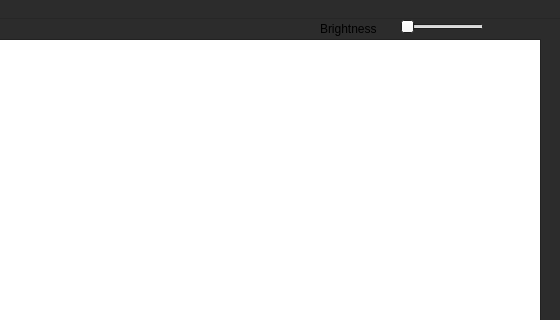
This is mainwindow.ui in CarlMansfield/ImageStacker as Qt 5 draws it before an edit; both pictures show x 520 to 1080 and y 0 to 320 of the 1080 by 720 pixel window. The edited form follows.
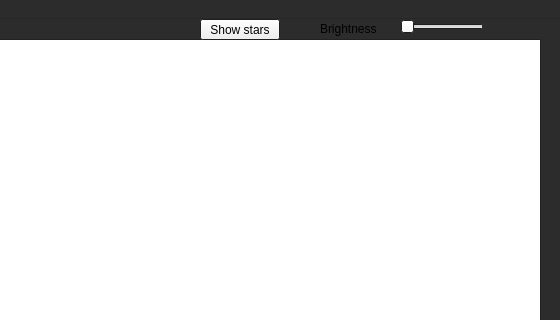
This is the edited form.

Commit message: Work on star thresholding and detecting stars

The edit to the form file:
```diff
--- a/mainwindow.ui
+++ b/mainwindow.ui
@@ -753,6 +753,19 @@
      <string>Brightness</string>
     </property>
    </widget>
+   <widget class="QPushButton" name="pushButton_6">
+    <property name="geometry">
+     <rect>
+      <x>720</x>
+      <y>0</y>
+      <width>80</width>
+      <height>21</height>
+     </rect>
+    </property>
+    <property name="text">
+     <string>Show stars</string>
+    </property>
+   </widget>
    <zorder>graphicsView_2</zorder>
    <zorder>tabWidget</zorder>
    <zorder>pushButton</zorder>
@@ -772,6 +785,7 @@
    <zorder>verticalLayoutWidget</zorder>
    <zorder>horizontalSlider</zorder>
    <zorder>label_3</zorder>
+   <zorder>pushButton_6</zorder>
   </widget>
   <widget class="QMenuBar" name="menuBar">
    <property name="geometry">
```
The commit also changes 7 other files.
